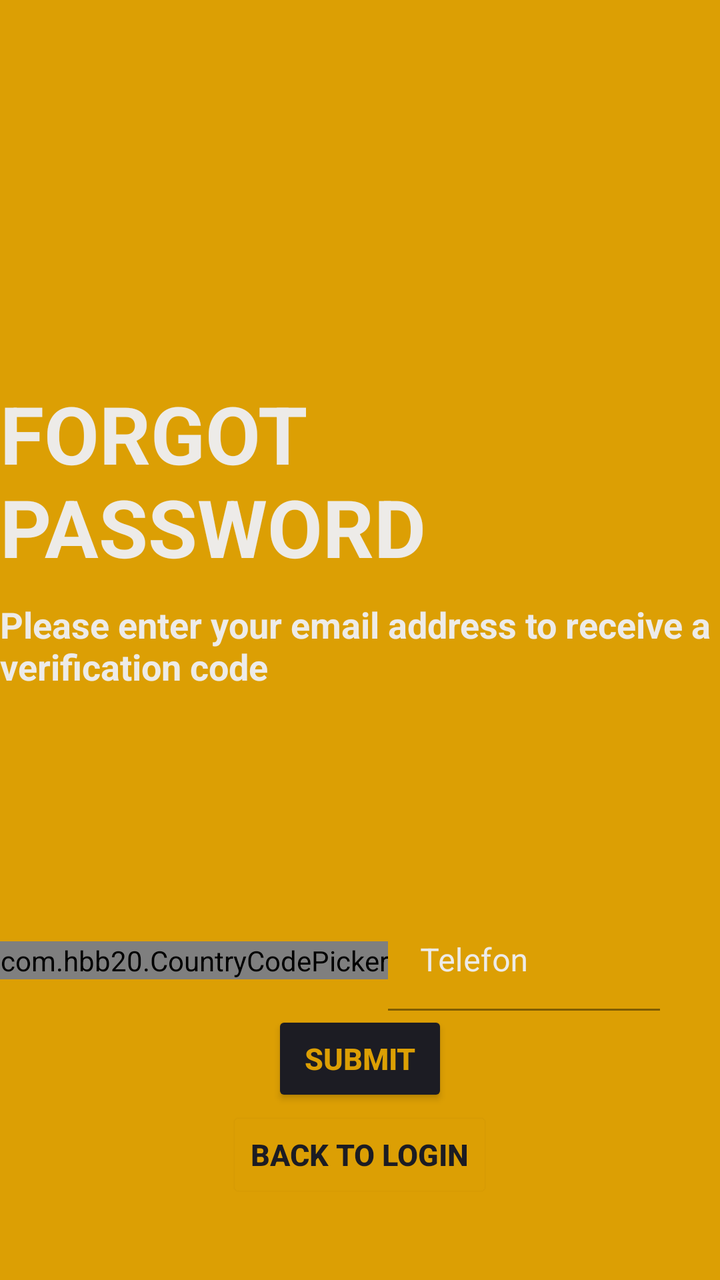
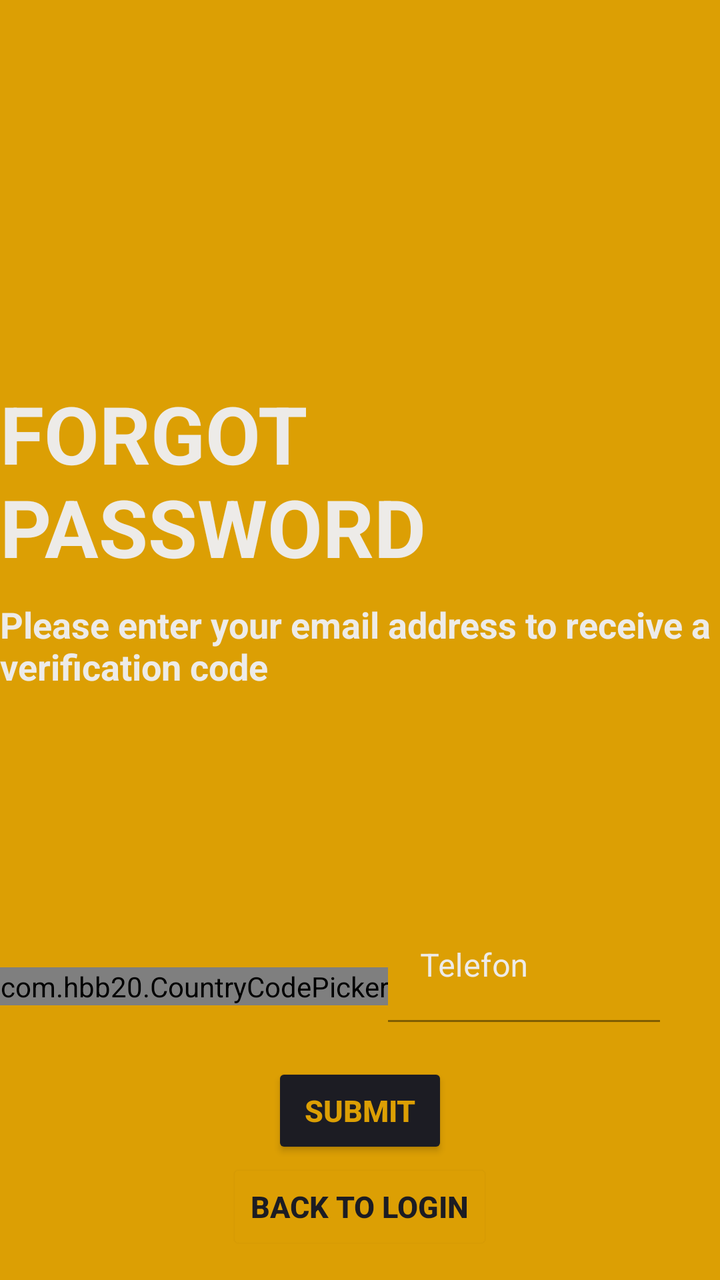

Before-and-after screenshots of an Android layout around one commit, followed by the original layout XML and the change that was made.
<!-- AndroidManifest.xml: application theme Theme.Login -->
<!-- res/layout/fragment_forgot_password.xml -->
<?xml version="1.0" encoding="utf-8"?>
<RelativeLayout xmlns:android="http://schemas.android.com/apk/res/android"
    xmlns:app="http://schemas.android.com/apk/res-auto"
    xmlns:tools="http://schemas.android.com/tools"
    android:layout_width="match_parent"
    android:layout_height="match_parent"
    android:background="@color/darkYellow"
    tools:context=".ForgotPasswordFragment">

    <TextView
        android:id="@+id/forgotPasswordTextView"
        android:layout_width="wrap_content"
        android:layout_height="wrap_content"
        android:layout_centerHorizontal="true"
        android:layout_marginTop="190dp"
        android:layout_marginBottom="10dp"
        android:text="FORGOT PASSWORD"
        android:textColor="@color/desertStorm"
        android:textSize="40sp"
        android:textStyle="bold" />

    <TextView
        android:id="@+id/descriptionTextView"
        android:layout_width="wrap_content"
        android:layout_height="wrap_content"
        android:layout_below="@id/forgotPasswordTextView"
        android:layout_marginBottom="10dp"
        android:text="Please enter your email address to receive a verification code"
        android:textAlignment="center"
        android:textColor="@color/desertStorm"
        android:textSize="18sp"
        android:textStyle="bold" />

    <LinearLayout
        android:id="@+id/phone"
        android:layout_width="match_parent"
        android:layout_height="wrap_content"
        android:layout_below="@id/descriptionTextView"
        android:layout_marginTop="100dp"

        android:gravity="center_vertical">

        <com.hbb20.CountryCodePicker
            android:id="@+id/ccp"
            android:layout_width="wrap_content"
            android:layout_height="wrap_content"
            app:ccp_countryPreference="ro"
            app:ccp_defaultNameCode="ro"
            app:ccp_showNameCode="false"
            app:ccp_autoFormatNumber="true"
            app:ccpDialog_backgroundColor="@color/black"
            app:ccpDialog_textColor="@color/desertStorm"
            app:ccpDialog_showCloseIcon="true"
            app:ccp_autoDetectCountry="true"
            app:ccpDialog_fastScroller_handleColor="@color/desertStorm"
            app:ccpDialog_fastScroller_bubbleColor="@color/desertStorm"
            app:ccpDialog_fastScroller_bubbleTextAppearance="@style/bubbleText"/>

        <com.google.android.material.textfield.TextInputLayout
            android:id="@+id/forgotPasswordPhone"
            android:layout_width="match_parent"
            android:layout_height="50dp"
            android:layout_marginLeft="0dp"
            android:layout_marginRight="30dp"
            android:backgroundTint="@color/desertStorm"
            android:hint="Telefon"
            android:textColor="@color/desertStorm"
            android:textColorHint="@color/desertStorm"
            android:textSize="15sp">

            <com.google.android.material.textfield.TextInputEditText
                android:layout_width="match_parent"
                android:layout_height="wrap_content"
                android:background="@color/darkYellow"
                android:inputType="phone"/>

        </com.google.android.material.textfield.TextInputLayout>
    </LinearLayout>

    <Button
        android:id="@+id/submitButton"
        android:layout_width="wrap_content"
        android:layout_height="wrap_content"
        android:layout_below="@id/phone"
        android:layout_centerHorizontal="true"
        android:backgroundTint="@color/blackRussian"
        android:text="SUBMIT"
        android:textColor="@color/darkYellow"
        android:textSize="15sp"
        android:textStyle="bold"
        app:cornerRadius="20dp" />

    <Button
        android:id="@+id/backToLogin"
        android:layout_width="wrap_content"
        android:layout_height="wrap_content"
        android:layout_below="@id/submitButton"
        android:layout_centerHorizontal="true"
        android:backgroundTint="@color/darkYellow"
        android:outlineSpotShadowColor="@color/darkYellow"
        android:text="BACK TO LOGIN"
        android:textColor="@color/blackRussian"
        android:textSize="15sp"
        android:textStyle="bold" />

    <TextView
        android:id="@+id/Test"
        android:layout_width="wrap_content"
        android:layout_height="wrap_content"
        android:layout_below="@id/backToLogin"
        android:layout_centerHorizontal="true"
        android:layout_marginBottom="10dp"
        android:textAlignment="center"
        android:textColor="@color/desertStorm"
        android:textSize="18sp"
        android:textStyle="bold" />

</RelativeLayout>
<!-- resources referenced by this layout -->
<resources>
  <color name="black">#FF000000</color>
  <color name="blackRussian">#1c1c23</color>
  <color name="darkYellow">#dc9f04</color>
  <color name="desertStorm">#edebe8</color>
  <style name="bubbleText">
          <item name="android:textColor">#000000</item>
      </style>
  <style name="Theme.Login" parent="Theme.MaterialComponents.DayNight.NoActionBar">
          
          <item name="colorPrimary">@color/purple_500</item>
          <item name="colorPrimaryVariant">@color/blackRussian</item>
          <item name="colorOnPrimary">@color/white</item>
          
          <item name="colorSecondary">@color/teal_200</item>
          <item name="colorSecondaryVariant">@color/teal_700</item>
          <item name="colorOnSecondary">@color/black</item>
          
          <item name="android:statusBarColor">?attr/colorPrimaryVariant</item>
          
      </style>
  <color name="purple_500">#FF6200EE</color>
  <color name="white">#FFFFFFFF</color>
  <color name="teal_200">#FF03DAC5</color>
  <color name="teal_700">#FF018786</color>
</resources>

<!-- the commit's change to res/layout/fragment_forgot_password.xml (unified diff, before → after) -->
@@ -59,14 +59,15 @@
         <com.google.android.material.textfield.TextInputLayout
             android:id="@+id/forgotPasswordPhone"
             android:layout_width="match_parent"
-            android:layout_height="50dp"
+            android:layout_height="wrap_content"
             android:layout_marginLeft="0dp"
             android:layout_marginRight="30dp"
             android:backgroundTint="@color/desertStorm"
             android:hint="Telefon"
             android:textColor="@color/desertStorm"
             android:textColorHint="@color/desertStorm"
-            android:textSize="15sp">
+            android:textSize="15sp"
+            app:errorEnabled="true">
 
             <com.google.android.material.textfield.TextInputEditText
                 android:layout_width="match_parent"
